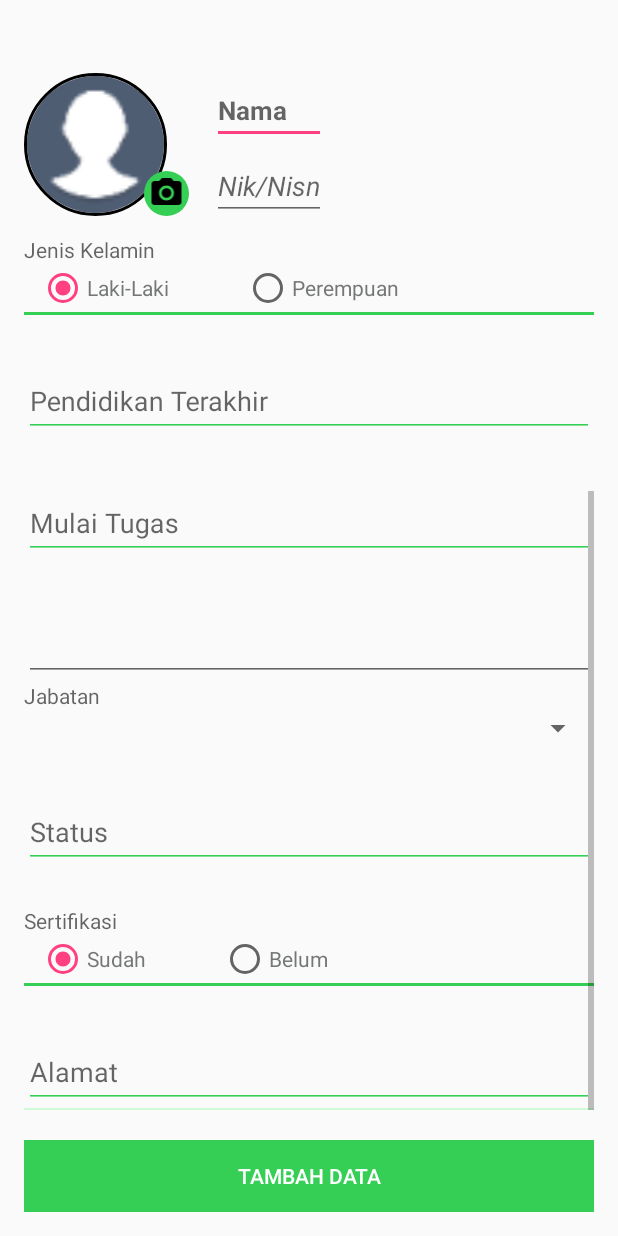
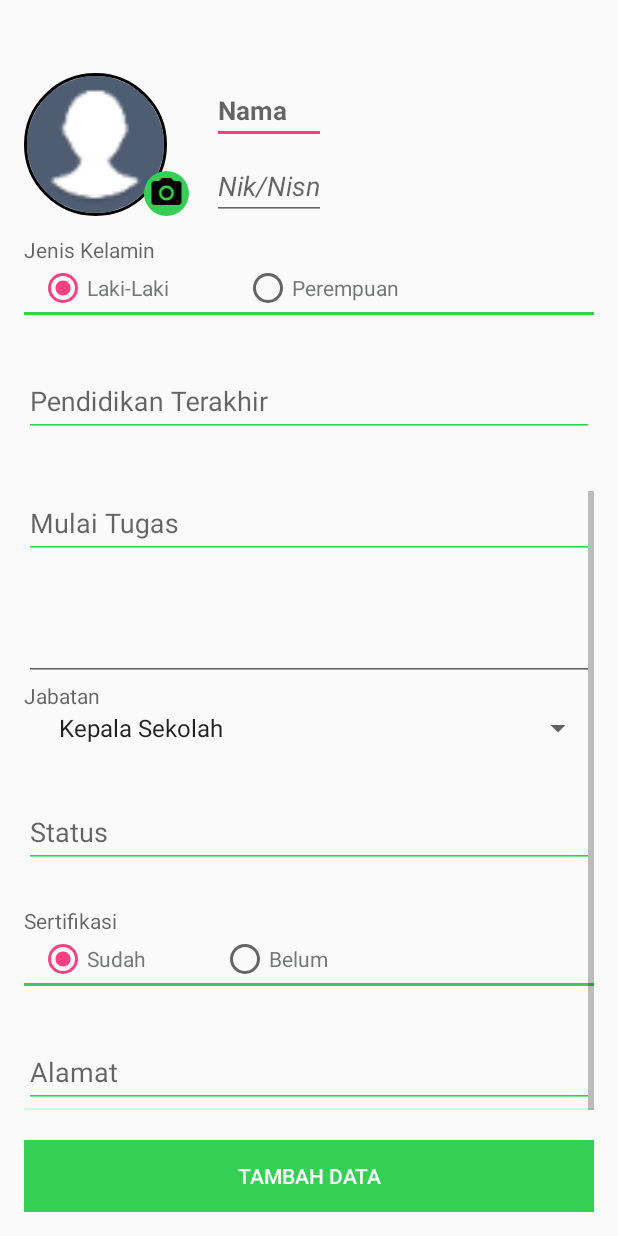
Before and after one commit to Mechatronicslab/BLK, an Android app: the TambahKaryawan screen opened directly, with no data from a screen before it, scrolled down 259 dp, on a phone screen of 412 x 824 dp. Run offline under Robolectric (Android 15) with nearby library versions, the phone set to English and light mode, and no system bars; our stand-ins replace ButterKnife, CircleImageView, Volley; network calls fail.

Commit message:
Update = TambahKaryawan,EditKaryawan

```diff
--- a/app/src/main/res/values/strings.xml
+++ b/app/src/main/res/values/strings.xml
@@ -63,10 +63,40 @@
     <!-- TODO: Remove or change this placeholder text -->
     <string name="hello_blank_fragment">Hello blank fragment</string>
 
-    <!--array to spiner -->
-    <string-array name="Test">
-        <item>-This Is Test-</item>
-        <item>This Is Test</item>
-        <item>This Is Test</item>
+    <string-array name="SpinnerJabatan">
+        <item>Kepala Sekolah</item>
+        <item>Wakil Kepala Sekolah</item>
+        <item>Waka Kurikulum</item>
+        <item>Waka Kesiswaan</item>
+        <item>Bendahara Sekolah</item>
+        <item>Guru BK</item>
+        <item>Guru</item>
+        <item>Guru/Wali Kelas</item>
+        <item>Guru/Operator</item>
+        <item>Guru Matematika</item>
+        <item>Guru Bhs Inggris</item>
+        <item>Guru Bhs Indonesia</item>
+        <item>Guru Fisika</item>
+        <item>Guru Kimia</item>
+        <item>Guru Teknik</item>
+        <item>Guru Penjaskes</item>
+        <item>Toolman/ADM</item>
+        <item>Pelatih Bola</item>
+        <item>Kaleb</item>
+        <item>Kabeng Listrik</item>
+        <item>Kabeng Otomatif</item>
+        <item>Kajur Listrik</item>
+        <item>Kajur TSM</item>
+        <item>Kajur TKJ</item>
+        <item>Kajur TKR</item>
+        <item>Kajur MM</item>
+        <item>Kepala TU</item>
+        <item>Staff Tu</item>
+        <item>Security Tu</item>
+        <item>Kabeng Otomatif</item>
+        <item>Teknisi Bengkel TSM</item>
+        <item>Kalab TKJ &amp; MM</item>
+        <item>Perawat UKS</item>
     </string-array>
+
 </resources>
```
Also changed, not shown: 3 other files.
